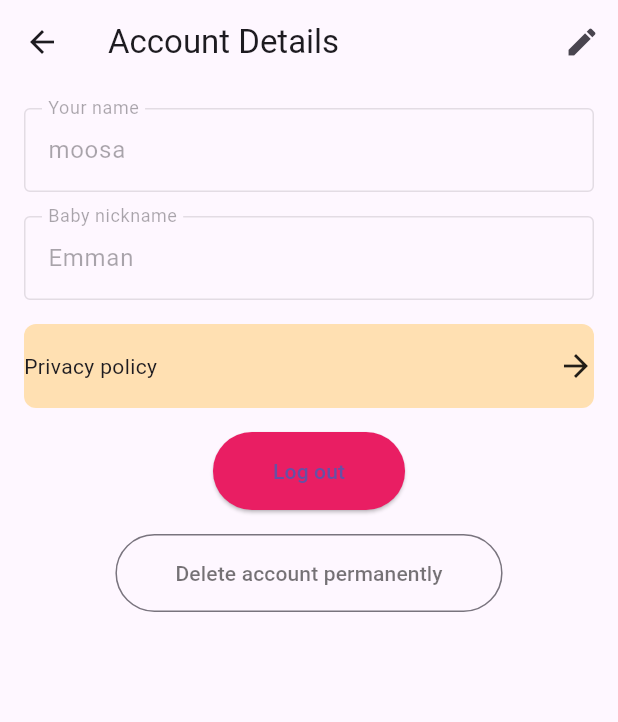
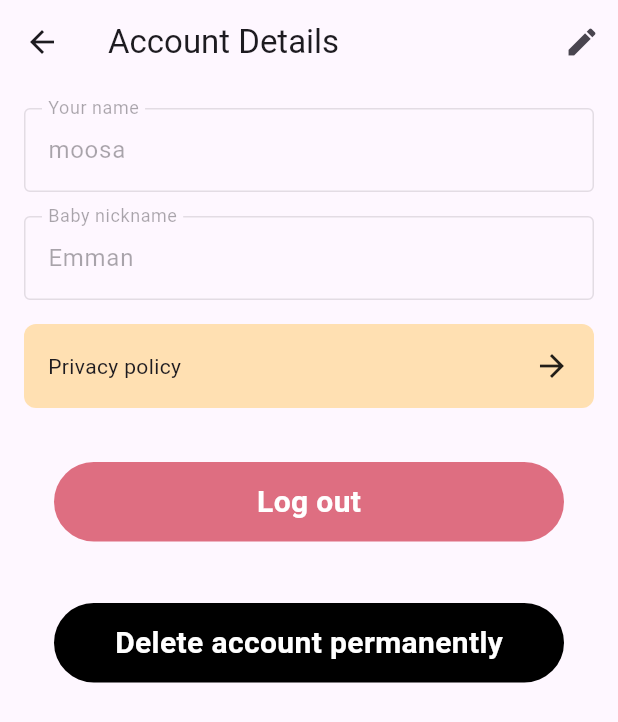
Before and after one commit to ShaikMoosa/halima_new, a Flutter app: the SettingsPage screen opened directly, on a phone screen of 412 x 824 dp. Shown: the top 722 px of the screen. Run offline on Flutter 3.47's test engine with Material 3 defaults, Android fonts, the phone set to English and light mode, and no system bars; our stand-ins replace cloud_firestore, firebase_auth, firebase_core, google_sign_in; accounts and stored records are empty.

Commit message:
delete account permanently is done

```diff
--- a/lib/button.dart
+++ b/lib/button.dart
@@ -3,10 +3,13 @@ import 'package:flutter/material.dart';
 class MyButtons extends StatelessWidget {
   final VoidCallback onTap;
   final String text;
+  final Color color;  // Add a color parameter
+
   const MyButtons({
     super.key,
     required this.onTap,
     required this.text,
+    this.color = const Color(0xFFDE6E81), // Default color if not provided
   });
 
   @override
@@ -18,13 +21,14 @@ class MyButtons extends StatelessWidget {
         child: Container(
           alignment: Alignment.center,
           padding: const EdgeInsets.symmetric(vertical: 12),
-          decoration: const ShapeDecoration(
-              shape: RoundedRectangleBorder(
-                borderRadius: BorderRadius.all(
-                  Radius.circular(30),
-                ),
+          decoration: ShapeDecoration(
+            shape: const RoundedRectangleBorder(
+              borderRadius: BorderRadius.all(
+                Radius.circular(30),
               ),
-              color: Color(0xFFDE6E81)), // Updated color
+            ),
+            color: color,  // Use the passed color
+          ),
           child: Text(
             text,
             style: const TextStyle(
--- a/lib/settings.dart
+++ b/lib/settings.dart
@@ -1,30 +1,27 @@
 import 'package:flutter/material.dart';
 import 'package:firebase_auth/firebase_auth.dart';
 import 'login.dart';  // Import your login screen here
+import 'button.dart'; // Import the MyButtons class
 
-// This is the settings page where users can view and edit their account details
 class SettingsPage extends StatefulWidget {
   @override
   _SettingsPageState createState() => _SettingsPageState();
 }
 
 class _SettingsPageState extends State<SettingsPage> {
-  // Controllers to manage user input for account details
   final TextEditingController _nameController = TextEditingController();
   final TextEditingController _babyNicknameController = TextEditingController();
-  bool isEditing = false; // Flag to indicate whether the user is in editing mode
+  bool isEditing = false;
 
   @override
   void initState() {
     super.initState();
-    // Initialize the controllers with existing data (could be fetched from your backend or Firebase)
     _nameController.text = 'moosa'; // Example data
     _babyNicknameController.text = 'Emman'; // Example data
   }
 
   @override
   void dispose() {
-    // Dispose of the controllers to free up resources
     _nameController.dispose();
     _babyNicknameController.dispose();
     super.dispose();
@@ -33,18 +30,42 @@ class _SettingsPageState extends State<SettingsPage> {
   // Function to log the user out
   Future<void> _logout() async {
     try {
-      // Perform Firebase sign-out (Google sign-out if applicable)
       await FirebaseAuth.instance.signOut();
-
-      // Navigate back to login screen after successful logout
       Navigator.of(context).pushReplacement(
         MaterialPageRoute(
-          builder: (context) => const LoginScreen(),  // Replace with your login screen
+          builder: (context) => const LoginScreen(),
         ),
       );
     } catch (e) {
-      // Print any error that occurs during logout
       print("Error logging out: $e");
+    }
+  }
+
+  // Function to delete the user's account permanently
+  Future<void> _deleteAccount() async {
+    try {
+      User? user = FirebaseAuth.instance.currentUser;
+
+      // Check if the user is authenticated
+      if (user != null) {
+        await user.delete(); // Deletes the account permanently
+
+        // Navigate to the login screen after account deletion
+        Navigator.of(context).pushReplacement(
+          MaterialPageRoute(
+            builder: (context) => const LoginScreen(),
+          ),
+        );
+      } else {
+        print("No user is currently signed in.");
+      }
+    } on FirebaseAuthException catch (e) {
+      if (e.code == 'requires-recent-login') {
+        print("The user needs to re-authenticate before deleting the account.");
+        // Here, you could re-authenticate the user if needed.
+      } else {
+        print("Error deleting account: $e");
+      }
     }
   }
 
@@ -52,16 +73,15 @@ class _SettingsPageState extends State<SettingsPage> {
   Widget build(BuildContext context) {
     return Scaffold(
       appBar: AppBar(
-        title: const Text('Account Details'), // Title of the settings page
+        title: const Text('Account Details'),
         actions: [
-          // Icon button to save or edit the account details based on the isEditing flag
           isEditing
               ? IconButton(
                   icon: const Icon(Icons.save),
                   onPressed: () {
                     setState(() {
-                      isEditing = false; // Switch to non-editing mode
-                      // Add logic to save changes here (e.g., update Firebase or backend)
+                      isEditing = false;
+                      // Save changes logic here
                     });
                   },
                 )
@@ -69,7 +89,7 @@ class _SettingsPageState extends State<SettingsPage> {
                   icon: const Icon(Icons.edit),
                   onPressed: () {
                     setState(() {
-                      isEditing = true; // Switch to editing mode
+                      isEditing = true;
                     });
                   },
                 ),
@@ -79,30 +99,26 @@ class _SettingsPageState extends State<SettingsPage> {
         padding: const EdgeInsets.all(16.0),
         child: Column(
           children: [
-            // TextField to input the user's name
             TextField(
               controller: _nameController,
-              enabled: isEditing, // Only allow editing when in edit mode
+              enabled: isEditing,
               decoration: const InputDecoration(
-                labelText: 'Your name',  // Label for the text field
+                labelText: 'Your name',
                 border: OutlineInputBorder(),
               ),
             ),
             const SizedBox(height: 16.0),
-            // TextField to input the baby's nickname
             TextField(
               controller: _babyNicknameController,
-              enabled: isEditing,  // Only allow editing when in edit mode
+              enabled: isEditing,
               decoration: const InputDecoration(
-                labelText: 'Baby nickname', // Label for the text field
+                labelText: 'Baby nickname',
                 border: OutlineInputBorder(),
               ),
             ),
             const SizedBox(height: 16.0),
-            // GestureDetector to show the privacy policy dialog when tapped
             GestureDetector(
               onTap: () {
-                // Navigate to Privacy Policy screen
                 Navigator.of(context).push(
                   MaterialPageRoute(
                     fullscreenDialog: true,
@@ -111,7 +127,7 @@ class _SettingsPageState extends State<SettingsPage> {
                 );
               },
               child: Container(
-                padding: const EdgeInsets.symmetric(vertical: 16.0),
+                padding: const EdgeInsets.symmetric(vertical: 16.0, horizontal: 16.0),
                 width: double.infinity,
                 decoration: BoxDecoration(
                   color: Colors.orange[100],
@@ -120,56 +136,68 @@ class _SettingsPageState extends State<SettingsPage> {
                 child: const Row(
                   mainAxisAlignment: MainAxisAlignment.spaceBetween,
                   children: [
-                    Text('Privacy policy'),  // Privacy policy label
-                    Icon(Icons.arrow_forward), // Icon indicating the navigation action
+                    Text('Privacy policy'),
+                    Icon(Icons.arrow_forward),
                   ],
                 ),
               ),
             ),
             const SizedBox(height: 16.0),
-            // Logout button that triggers the _logout function
-            ElevatedButton(
-              onPressed: _logout,  // Calls the _logout method
-              style: ElevatedButton.styleFrom(
-                backgroundColor: Colors.pink, // Styling for the logout button
-                padding: const EdgeInsets.symmetric(
-                    horizontal: 40.0, vertical: 16.0),
-              ),
-              child: const Text('Log out'),  // Text displayed on the button
+            MyButtons(
+              onTap: _logout,
+              text: 'Log out',
             ),
-            const SizedBox(height: 16.0),
-            // Button for account deletion (logic needs to be implemented)
-            OutlinedButton(
-              onPressed: () {
-                // Placeholder for account deletion logic
+            const SizedBox(height: 1.0),
+            // Delete account permanently button with black background
+            MyButtons(
+              onTap: () async {
+                // Confirm before deleting the account
+                bool confirm = await _showConfirmationDialog(context);
+                if (confirm) {
+                  _deleteAccount();
+                }
               },
-              style: OutlinedButton.styleFrom(
-                padding: const EdgeInsets.symmetric(
-                    horizontal: 40.0, vertical: 16.0),
-              ),
-              child: const Text(
-                'Delete account permanently',  // Text displayed on the button
-                style: TextStyle(color: Colors.black54),
-              ),
+              text: 'Delete account permanently',
+              color: Colors.black,  // Black button for account deletion
             ),
           ],
         ),
       ),
     );
   }
+
+  // Function to show a confirmation dialog before account deletion
+  Future<bool> _showConfirmationDialog(BuildContext context) async {
+    return await showDialog<bool>(
+      context: context,
+      builder: (context) => AlertDialog(
+        title: const Text('Delete Account'),
+        content: const Text('Are you sure you want to delete your account? This action cannot be undone.'),
+        actions: [
+          TextButton(
+            onPressed: () => Navigator.of(context).pop(false),
+            child: const Text('Cancel'),
+          ),
+          TextButton(
+            onPressed: () => Navigator.of(context).pop(true),
+            child: const Text('Delete'),
+          ),
+        ],
+      ),
+    ) ?? false; // Return false if the dialog is dismissed without a response
+  }
 }
 
-// Privacy policy dialog shown when the user taps on the privacy policy option
 class PrivacyPolicyDialog extends StatelessWidget {
   @override
   Widget build(BuildContext context) {
     return Scaffold(
       appBar: AppBar(
-        title: const Text('Privacy Policy'),  // Title of the privacy policy dialog
+        title: const Text('Privacy Policy'),
         leading: IconButton(
-          icon: const Icon(Icons.close),  // Close icon to dismiss the dialog
+          icon: const Icon(Icons.close),
           onPressed: () {
-            Navigator.of(context).pop();  // Close the dialog
+            Navigator.of(context).pop();
           },
         ),
       ),
@@ -179,14 +207,13 @@ class PrivacyPolicyDialog extends StatelessWidget {
           child: Column(
             crossAxisAlignment: CrossAxisAlignment.start,
             children: [
-              // Privacy policy content (replace with your actual privacy policy)
               Text(
                 'Privacy Policy',
                 style: TextStyle(fontSize: 24.0, fontWeight: FontWeight.bold),
               ),
               SizedBox(height: 16.0),
               Text(
-                'Effective Date: [Insert Date]',  // Add the actual effective date of the policy
+                'Effective Date: [06/11/2024]',
                 style: TextStyle(fontSize: 16.0, fontWeight: FontWeight.bold),
               ),
               SizedBox(height: 16.0),
```
